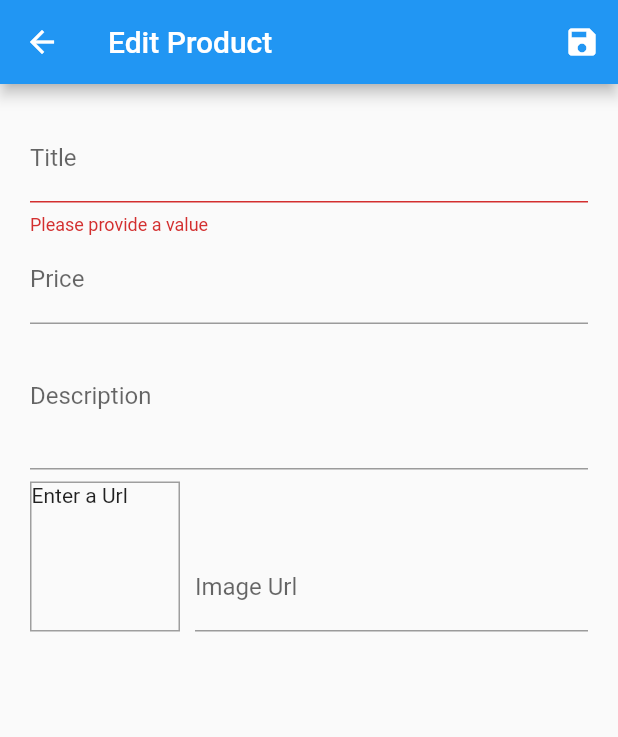
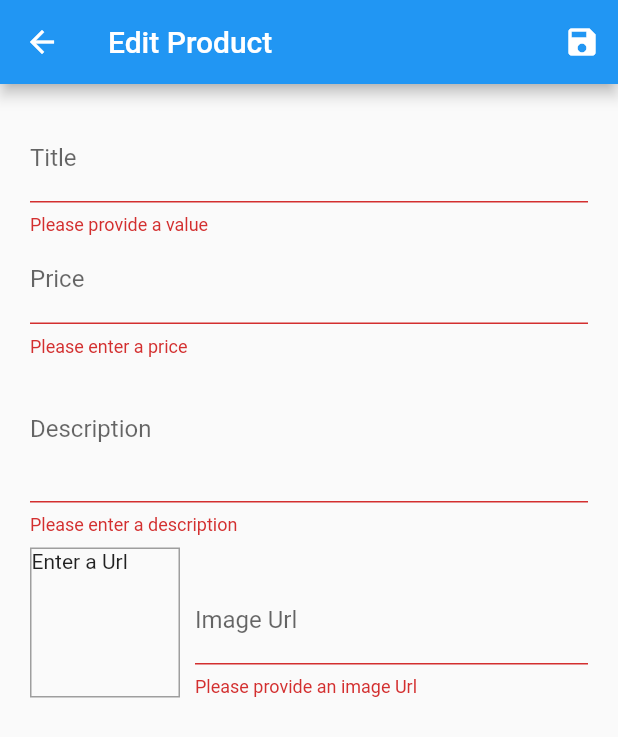
Before and after one commit to rksingh222/ShopApp, a Flutter app: the EditProductScreen screen opened by its route, after a tap on the "save" icon, on a phone screen of 412 x 824 dp. Shown: the top 737 px of the screen. Run offline on Flutter 3.47's test engine with Material 2 defaults, Android fonts, the phone set to English and light mode, and no system bars; network calls fail.

Commit message:
Update Edit ProductScreen Functionality

```diff
--- a/lib/Screen/edit_product_screen.dart
+++ b/lib/Screen/edit_product_screen.dart
@@ -1,5 +1,9 @@
 import 'package:flutter/material.dart';
+import 'package:provider/provider.dart';
+
 import '../Providers/product.dart';
+import '../Providers/products.dart';
+
 
 class EditProductScreen extends StatefulWidget {
   static const routeName = '/edit-product';
@@ -21,6 +25,14 @@ class _EditProductScreenState extends State<EditProductScreen> {
     price: 0,
     imageUrl: '',
   );
+  var initValues = {
+    'title':'',
+    'description':'',
+    'price':'',
+    'imageUrl':'',
+  };
+
+  var isInit = true;
 
   @override
   void dispose() {
@@ -54,6 +66,27 @@ class _EditProductScreenState extends State<EditProductScreen> {
     super.initState();
   }
 
+  @override
+  void didChangeDependencies() {
+    if(isInit){
+      final productId = ModalRoute.of(context).settings.arguments as String;
+      if(productId != null){
+        _editedProduct = Provider.of<Products>(context).findById(productId);
+        initValues = {
+          'title': _editedProduct.title,
+          'description': _editedProduct.description,
+          'price':_editedProduct.price.toString(),
+          'imageUrl':'',
+        };
+        _imageUrlController.text = _editedProduct.imageUrl;
+      }
+    }
+    isInit = false;
+
+    // TODO: implement didChangeDependencies
+    super.didChangeDependencies();
+  }
+
   void _saveForm() {
     final isValid = _form.currentState.validate();
     if (!isValid) {
@@ -64,6 +97,14 @@ class _EditProductScreenState extends State<EditProductScreen> {
     print(_editedProduct.description);
     print(_editedProduct.imageUrl);
     print(_editedProduct.price);
+    if(_editedProduct.id != null){
+      Provider.of<Products>(context,listen: false).updateProduct(_editedProduct.id, _editedProduct);
+    }
+    else{
+      Provider.of<Products>(context,listen: false).addProduct(_editedProduct);
+    }
+
+    Navigator.of(context).pop();
   }
 
   @override
@@ -87,6 +128,7 @@ class _EditProductScreenState extends State<EditProductScreen> {
           child: ListView(
             children: [
               TextFormField(
+                initialValue: initValues['title'],
                 decoration: InputDecoration(
                   labelText: 'Title',
                 ),
@@ -106,11 +148,13 @@ class _EditProductScreenState extends State<EditProductScreen> {
                     description: _editedProduct.description,
                     price: _editedProduct.price,
                     imageUrl: _editedProduct.imageUrl,
-                    id: null,
+                    id: _editedProduct.id,
+                    isFavorite: _editedProduct.isFavorite,
                   );
                 },
               ),
               TextFormField(
+                initialValue: initValues['price'],
                 decoration: InputDecoration(
                   labelText: 'Price',
                 ),
@@ -118,14 +162,14 @@ class _EditProductScreenState extends State<EditProductScreen> {
                 keyboardType: TextInputType.number,
                 focusNode: _priceFocusNode,
                 validator: (value) {
+                  if (value.isEmpty) {
+                    return 'Please enter a price';
+                  }
                   if (double.parse(value) <= 0) {
                     return 'Please enter a number greater than zero';
                   }
                   if (double.parse(value) == null) {
                     return 'Please enter a valid number';
-                  }
-                  if (value.isEmpty) {
-                    return 'Please enter a price';
                   }
                   return null;
                 },
@@ -138,11 +182,13 @@ class _EditProductScreenState extends State<EditProductScreen> {
                     description: _editedProduct.description,
                     price: double.parse(value),
                     imageUrl: _editedProduct.imageUrl,
-                    id: null,
+                      id: _editedProduct.id,
+                      isFavorite: _editedProduct.isFavorite,
                   );
                 },
               ),
               TextFormField(
+                initialValue: initValues['description'],
                 decoration: InputDecoration(
                   labelText: 'Description',
                 ),
@@ -165,7 +211,8 @@ class _EditProductScreenState extends State<EditProductScreen> {
                     description: value,
                     price: _editedProduct.price,
                     imageUrl: _editedProduct.imageUrl,
-                    id: null,
+                      id: _editedProduct.id,
+                      isFavorite: _editedProduct.isFavorite,
                   );
                 },
               ),
@@ -224,7 +271,8 @@ class _EditProductScreenState extends State<EditProductScreen> {
                           description: _editedProduct.description,
                           price: _editedProduct.price,
                           imageUrl: value,
-                          id: null,
+                          id: _editedProduct.id,
+                          isFavorite: _editedProduct.isFavorite,
                         );
                       },
                       onFieldSubmitted: (_) {
--- a/lib/Screen/users_product_screen.dart
+++ b/lib/Screen/users_product_screen.dart
@@ -32,6 +32,7 @@ class UsersProductScreen extends StatelessWidget {
             return Column(
               children: [
                 UserProductItem(
+                  productsData.item[index].id,
                   productsData.item[index].title,
                   productsData.item[index].imageUrl,
                 ),
```
Also changed, not shown: lib/Providers/products.dart (+22 -1 lines), lib/Widget/user_product_item.dart (+6 -2 lines).
